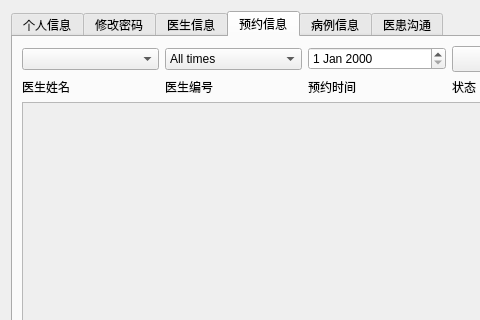
Qt form src/patient-client/src/mainwindow.ui (bit-cs-practicing/MedicalIntelligence) before a commit; both pictures show x 0 to 480 and y 0 to 320 of the 754 by 607 pixel window.
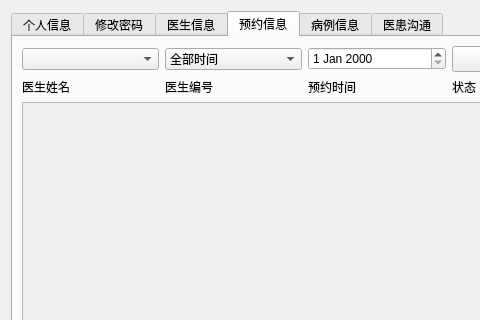
The same form after that commit.

Commit message: fix(patient-client/mainwindows): sinicize mainwindows

What changed in the file:
```diff
--- a/src/patient-client/src/mainwindow.ui
+++ b/src/patient-client/src/mainwindow.ui
@@ -273,7 +273,7 @@
         <widget class="QComboBox" name="appTimeComboBox">
          <item>
           <property name="text">
-           <string>All times</string>
+           <string>全部时间</string>
           </property>
          </item>
          <item>
```
Left out of the diff: 22 changed lines with no effect on the pictures. The commit also changes 1 other file.
